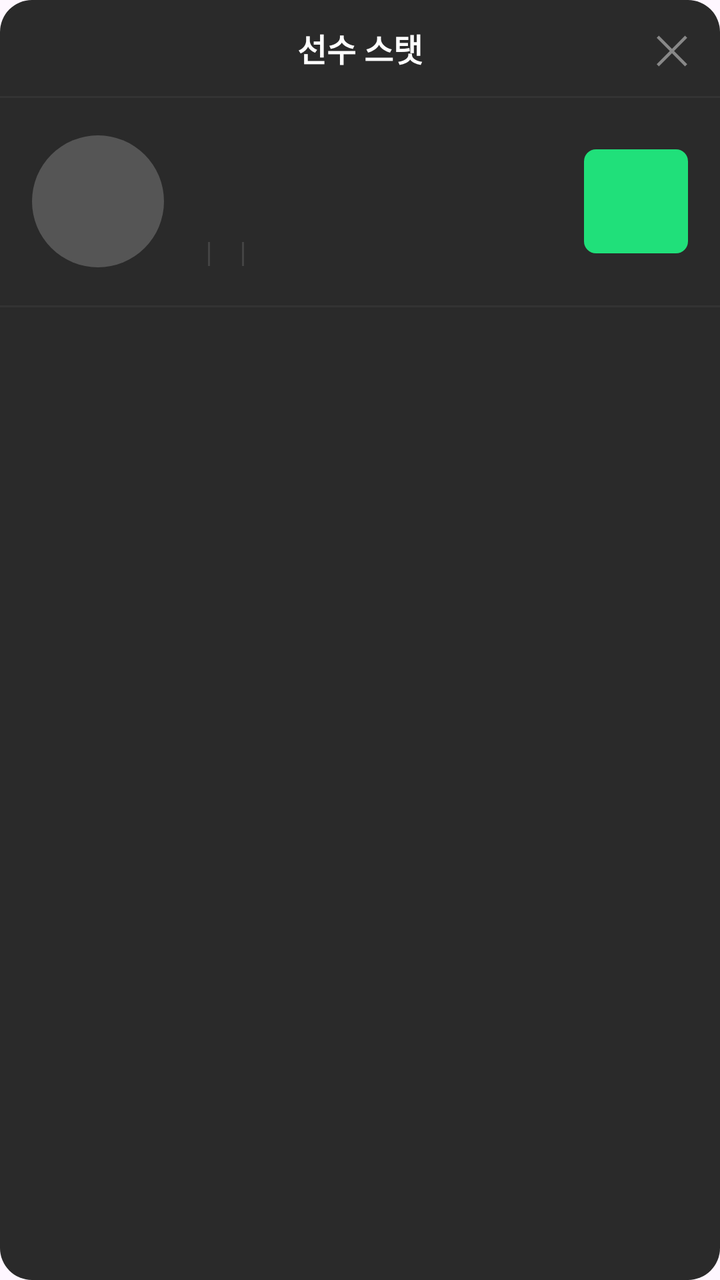
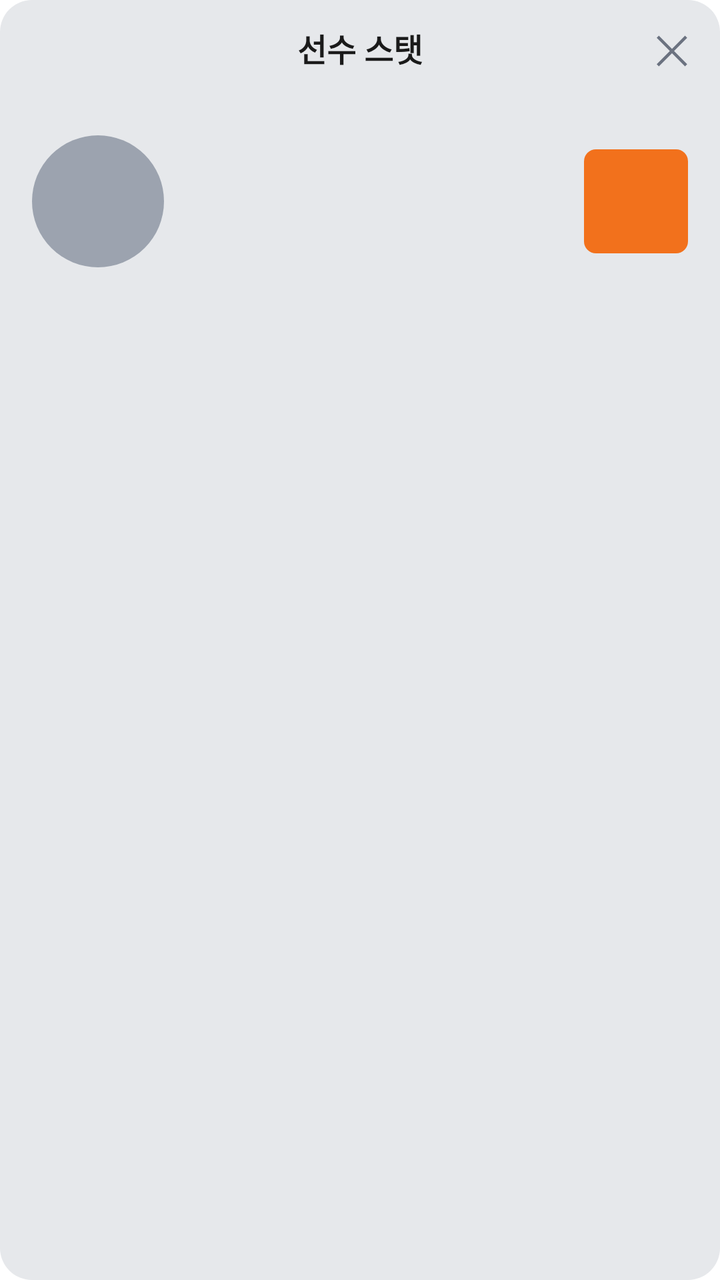

Two renders of the same Android screen: before a commit and after it. Below are the layout's source before the change and the commit's diff.
<!-- AndroidManifest.xml: application theme Theme.MyApplication -->
<!-- res/layout/dialog_player_match_stats.xml -->
<?xml version="1.0" encoding="utf-8"?>
<LinearLayout xmlns:android="http://schemas.android.com/apk/res/android"
    android:layout_width="match_parent"
    android:layout_height="match_parent"
    android:background="@drawable/card_bg"
    android:orientation="vertical">

    
    <RelativeLayout
        android:layout_width="match_parent"
        android:layout_height="48dp">
        <TextView
            android:id="@+id/tvDialogTitle"
            android:layout_width="wrap_content"
            android:layout_height="wrap_content"
            android:layout_centerInParent="true"
            android:text="선수 스탯"
            android:textColor="#FFFFFF"
            android:textSize="16sp"
            android:textStyle="bold"/>
        <TextView
            android:id="@+id/btnClose"
            android:layout_width="48dp"
            android:layout_height="48dp"
            android:layout_alignParentEnd="true"
            android:gravity="center"
            android:text="✕"
            android:textColor="#888888"
            android:textSize="20sp"
            android:clickable="true"
            android:focusable="true"/>
    </RelativeLayout>

    <View android:layout_width="match_parent" android:layout_height="1dp"
        android:background="#333333"/>

    
    <LinearLayout
        android:layout_width="match_parent"
        android:layout_height="wrap_content"
        android:orientation="horizontal"
        android:padding="16dp"
        android:gravity="center_vertical">

        <ImageView
            android:id="@+id/ivPlayerPhoto"
            android:layout_width="66dp"
            android:layout_height="66dp"
            android:background="@drawable/bg_player_circle"/>

        <LinearLayout
            android:layout_width="0dp"
            android:layout_height="wrap_content"
            android:layout_weight="1"
            android:orientation="vertical"
            android:layout_marginStart="14dp">

            <TextView android:id="@+id/tvPlayerName"
                android:layout_width="wrap_content" android:layout_height="wrap_content"
                android:textColor="#FFFFFF" android:textSize="19sp" android:textStyle="bold"/>

            <TextView android:id="@+id/tvTeamName"
                android:layout_width="wrap_content" android:layout_height="wrap_content"
                android:textColor="#AAAAAA" android:textSize="14sp"
                android:layout_marginTop="3dp"/>

            <LinearLayout
                android:layout_width="wrap_content" android:layout_height="wrap_content"
                android:orientation="horizontal" android:layout_marginTop="5dp"
                android:gravity="center_vertical">

                <TextView android:id="@+id/tvPosition"
                    android:layout_width="wrap_content" android:layout_height="wrap_content"
                    android:textColor="#AAAAAA" android:textSize="14sp"/>

                <View android:layout_width="1dp" android:layout_height="12dp"
                    android:background="#444444"
                    android:layout_marginHorizontal="8dp"/>

                <TextView android:id="@+id/tvNationality"
                    android:layout_width="wrap_content" android:layout_height="wrap_content"
                    android:textColor="#AAAAAA" android:textSize="14sp"/>

                <View android:layout_width="1dp" android:layout_height="12dp"
                    android:background="#444444"
                    android:layout_marginHorizontal="8dp"/>

                <TextView android:id="@+id/tvAge"
                    android:layout_width="wrap_content" android:layout_height="wrap_content"
                    android:textColor="#AAAAAA" android:textSize="14sp"/>
            </LinearLayout>
        </LinearLayout>

        
        <TextView
            android:id="@+id/tvRatingBadge"
            android:layout_width="52dp"
            android:layout_height="52dp"
            android:gravity="center"
            android:background="@drawable/rating_bg"
            android:textColor="#1A1A1A"
            android:textSize="19sp"
            android:textStyle="bold"/>
    </LinearLayout>

    <View android:layout_width="match_parent" android:layout_height="1dp"
        android:background="#333333"/>

    
    <androidx.core.widget.NestedScrollView
        android:layout_width="match_parent"
        android:layout_height="0dp"
        android:layout_weight="1">

        <LinearLayout
            android:id="@+id/layoutStats"
            android:layout_width="match_parent"
            android:layout_height="wrap_content"
            android:orientation="vertical"
            android:paddingBottom="16dp"/>

    </androidx.core.widget.NestedScrollView>

</LinearLayout>
<!-- resources referenced by this layout -->
<resources>
  <!-- drawable bg_player_circle (drawable) -->
  <?xml version="1.0" encoding="utf-8"?>
  <shape xmlns:android="http://schemas.android.com/apk/res/android"
      android:shape="oval">
      <solid android:color="#555555" />
      <size android:width="50dp" android:height="50dp" />
  </shape>
  <!-- drawable card_bg (drawable) -->
  <?xml version="1.0" encoding="utf-8"?>
  <shape xmlns:android="http://schemas.android.com/apk/res/android">
      <solid android:color="#2A2A2A" />
      <corners android:radius="16dp" />
  </shape>
  <!-- drawable rating_bg (drawable) -->
  <?xml version="1.0" encoding="utf-8"?>
  <shape xmlns:android="http://schemas.android.com/apk/res/android"
      android:shape="rectangle">
  
      
      <solid android:color="#20E07A" />
  
      
      <corners android:radius="6dp" />
  </shape>
  <style name="Theme.MyApplication" parent="Base.Theme.MyApplication" />
  <style name="Base.Theme.MyApplication" parent="Theme.Material3.DayNight.NoActionBar">
          
          
      </style>
</resources>

<!-- the commit's change to res/layout/dialog_player_match_stats.xml (unified diff, before → after) -->
@@ -15,7 +15,7 @@
             android:layout_height="wrap_content"
             android:layout_centerInParent="true"
             android:text="선수 스탯"
-            android:textColor="#FFFFFF"
+            android:textColor="@color/text_primary"
             android:textSize="16sp"
             android:textStyle="bold"/>
         <TextView
@@ -25,14 +25,14 @@
             android:layout_alignParentEnd="true"
             android:gravity="center"
             android:text="✕"
-            android:textColor="#888888"
+            android:textColor="@color/text_secondary"
             android:textSize="20sp"
             android:clickable="true"
             android:focusable="true"/>
     </RelativeLayout>
 
     <View android:layout_width="match_parent" android:layout_height="1dp"
-        android:background="#333333"/>
+        android:background="@color/surface_variant"/>
 
     
     <LinearLayout
@@ -57,11 +57,11 @@
 
             <TextView android:id="@+id/tvPlayerName"
                 android:layout_width="wrap_content" android:layout_height="wrap_content"
-                android:textColor="#FFFFFF" android:textSize="19sp" android:textStyle="bold"/>
+                android:textColor="@color/text_primary" android:textSize="19sp" android:textStyle="bold"/>
 
             <TextView android:id="@+id/tvTeamName"
                 android:layout_width="wrap_content" android:layout_height="wrap_content"
-                android:textColor="#AAAAAA" android:textSize="14sp"
+                android:textColor="@color/text_muted" android:textSize="14sp"
                 android:layout_marginTop="3dp"/>
 
             <LinearLayout
@@ -71,23 +71,23 @@
 
                 <TextView android:id="@+id/tvPosition"
                     android:layout_width="wrap_content" android:layout_height="wrap_content"
-                    android:textColor="#AAAAAA" android:textSize="14sp"/>
+                    android:textColor="@color/text_muted" android:textSize="14sp"/>
 
                 <View android:layout_width="1dp" android:layout_height="12dp"
-                    android:background="#444444"
+                    android:background="@color/surface_variant"
                     android:layout_marginHorizontal="8dp"/>
 
                 <TextView android:id="@+id/tvNationality"
                     android:layout_width="wrap_content" android:layout_height="wrap_content"
-                    android:textColor="#AAAAAA" android:textSize="14sp"/>
+                    android:textColor="@color/text_muted" android:textSize="14sp"/>
 
                 <View android:layout_width="1dp" android:layout_height="12dp"
-                    android:background="#444444"
+                    android:background="@color/surface_variant"
                     android:layout_marginHorizontal="8dp"/>
 
                 <TextView android:id="@+id/tvAge"
                     android:layout_width="wrap_content" android:layout_height="wrap_content"
-                    android:textColor="#AAAAAA" android:textSize="14sp"/>
+                    android:textColor="@color/text_muted" android:textSize="14sp"/>
             </LinearLayout>
         </LinearLayout>
 
@@ -98,13 +98,13 @@
             android:layout_height="52dp"
             android:gravity="center"
             android:background="@drawable/rating_bg"
-            android:textColor="#1A1A1A"
+            android:textColor="@color/on_accent"
             android:textSize="19sp"
             android:textStyle="bold"/>
     </LinearLayout>
 
     <View android:layout_width="match_parent" android:layout_height="1dp"
-        android:background="#333333"/>
+        android:background="@color/surface_variant"/>
 
     
     <androidx.core.widget.NestedScrollView
<!-- resource entries referenced after the edit -->
@@ -1,16 +1,21 @@
 <!-- resources referenced by this layout -->
 <resources>
+  <color name="on_accent">#FFFFFF</color>
+  <color name="surface_variant">#E6E8EB</color>
+  <color name="text_muted">#4B5563</color>
+  <color name="text_primary">#1A1A1A</color>
+  <color name="text_secondary">#6B7280</color>
   <!-- drawable bg_player_circle (drawable) -->
   <?xml version="1.0" encoding="utf-8"?>
   <shape xmlns:android="http://schemas.android.com/apk/res/android"
       android:shape="oval">
-      <solid android:color="#555555" />
+      <solid android:color="@color/text_hint" />
       <size android:width="50dp" android:height="50dp" />
   </shape>
   <!-- drawable card_bg (drawable) -->
   <?xml version="1.0" encoding="utf-8"?>
   <shape xmlns:android="http://schemas.android.com/apk/res/android">
-      <solid android:color="#2A2A2A" />
+      <solid android:color="@color/surface_variant" />
       <corners android:radius="16dp" />
   </shape>
   <!-- drawable rating_bg (drawable) -->
@@ -19,15 +24,23 @@
       android:shape="rectangle">
   
       
-      <solid android:color="#20E07A" />
+      <solid android:color="@color/accent" />
   
       
       <corners android:radius="6dp" />
   </shape>
   <style name="Theme.MyApplication" parent="Base.Theme.MyApplication" />
-  <style name="Base.Theme.MyApplication" parent="Theme.Material3.DayNight.NoActionBar">
-          
-          
+  <color name="text_hint">#9CA3AF</color>
+  <color name="accent">#F2711C</color>
+  <style name="Base.Theme.MyApplication" parent="Theme.Material3.Light.NoActionBar">
+          <item name="colorPrimary">@color/accent</item>
+          <item name="colorOnPrimary">@color/on_accent</item>
+          <item name="android:windowBackground">@color/bg</item>
+          <item name="android:statusBarColor">@color/bg</item>
+          <item name="android:navigationBarColor">@color/bg</item>
+          <item name="android:windowLightStatusBar">true</item>
+          <item name="android:windowLightNavigationBar" tools:targetApi="o_mr1">true</item>
       </style>
+  <color name="bg">#FFFFFF</color>
 </resources>
 
